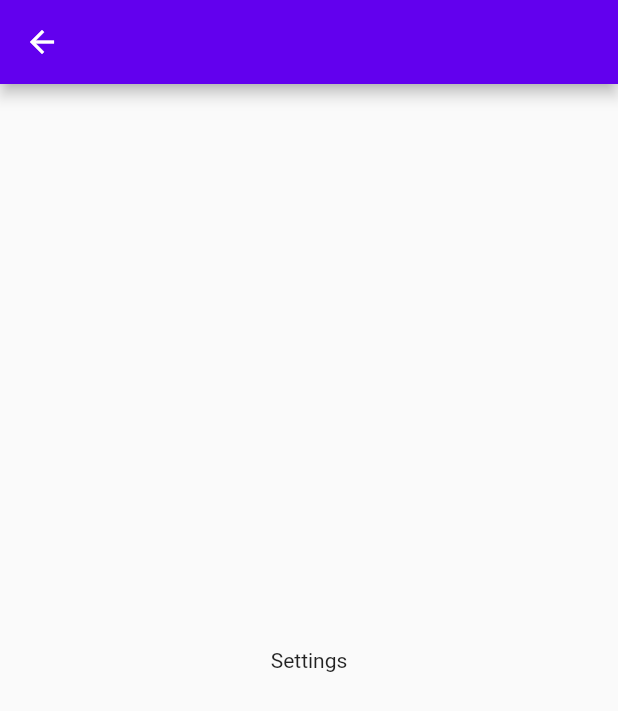
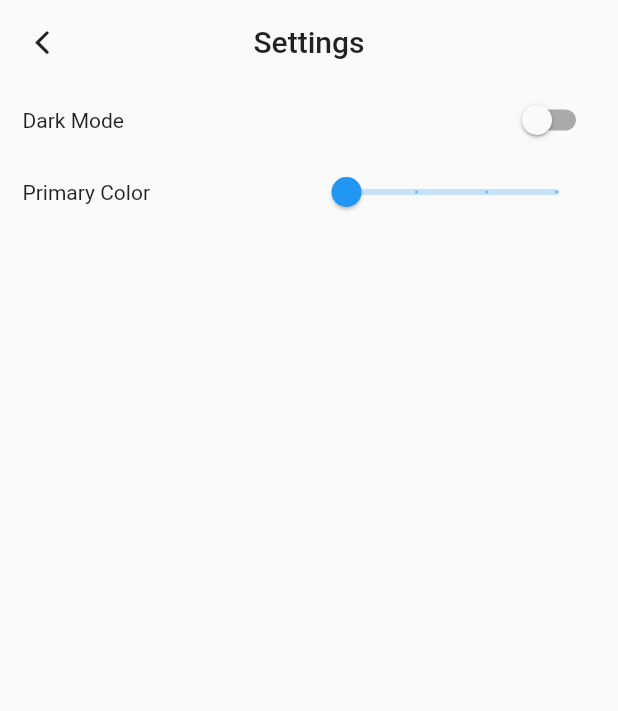
Before and after one commit to MatthieuNadeau96/flow_time_2, a Flutter app: the screen it shows after launch, after a tap on the "play arrow" icon, after a tap on the "settings" icon, on a phone screen of 412 x 824 dp. Shown: the top 711 px of the screen. Run offline on Flutter 3.47's test engine with Material 2 defaults, Android fonts, the phone set to English and light mode, and no system bars; our stand-ins replace bloc, equatable, flutter_bloc, liquid_progress_indicator, rxdart, shared_preferences.

Commit message:
Add SharedPreferences for SettingsScreen

```diff
--- /dev/null
+++ b/lib/bloc/preference/preference_bloc.dart
@@ -0,0 +1,65 @@
+import 'package:flow_time_2/models/color.dart';
+import 'package:flutter/material.dart';
+import 'package:rxdart/rxdart.dart';
+import 'package:shared_preferences/shared_preferences.dart';
+
+class PreferenceBloc {
+  final _brightness = BehaviorSubject<Brightness>();
+  final _primaryColor = BehaviorSubject<ColorModel>();
+  final _colors = [
+    ColorModel(index: 0.0, color: Colors.blue, name: 'Blue'),
+    ColorModel(index: 1.0, color: Colors.green, name: 'Green'),
+    ColorModel(index: 2.0, color: Colors.red, name: 'Red'),
+    ColorModel(index: 3.0, color: Colors.purple, name: 'Purple'),
+  ];
+
+  // Getters
+  Stream<Brightness> get brightness => _brightness.stream;
+  Stream<ColorModel> get primaryColor => _primaryColor.stream;
+
+  // Setters
+  Function(Brightness) get changeBrightness => _brightness.sink.add;
+  Function(ColorModel) get changePrimaryColor => _primaryColor.sink.add;
+
+  indexToPrimaryColor(double index) {
+    return _colors.firstWhere((e) => e.index == index);
+  }
+
+  savePreferences() async {
+    SharedPreferences prefs = await SharedPreferences.getInstance();
+    if (_brightness.value == Brightness.light) {
+      await prefs.setBool('dark', false);
+    } else {
+      await prefs.setBool('dark', true);
+    }
+
+    await prefs.setDouble('colorIndex', _primaryColor.value.index);
+  }
+
+  loadPreferences() async {
+    SharedPreferences prefs = await SharedPreferences.getInstance();
+    bool? darkMode = prefs.getBool('dark');
+    double? colorIndex = prefs.getDouble('colorIndex');
+
+    if (darkMode != null) {
+      (darkMode == false)
+          ? changeBrightness(Brightness.light)
+          : changeBrightness(Brightness.dark);
+    } else {
+      changeBrightness(Brightness.light);
+    }
+
+    if (colorIndex != null) {
+      changePrimaryColor(indexToPrimaryColor(colorIndex));
+    } else {
+      changePrimaryColor(
+        ColorModel(index: 0.0, color: Colors.blue, name: 'Blue'),
+      );
+    }
+  }
+
+  dispose() {
+    _primaryColor.close();
+    _brightness.close();
+  }
+}
--- a/lib/main.dart
+++ b/lib/main.dart
@@ -1,6 +1,9 @@
+import 'package:flow_time_2/models/color.dart';
+import 'package:flow_time_2/provider/preference_provider.dart';
 import 'package:flow_time_2/screens/settings_screen.dart';
 import 'package:flow_time_2/screens/timer_screen.dart';
 import 'package:flutter/material.dart';
+import 'package:provider/provider.dart';
 
 void main() {
   runApp(const MyApp());
@@ -11,16 +14,35 @@ class MyApp extends StatelessWidget {
 
   @override
   Widget build(BuildContext context) {
+    return ChangeNotifierProvider(
+      create: (BuildContext context) => PreferenceProvider(),
+      child: Consumer<PreferenceProvider>(
+        builder: (context, provider, child) {
+          return StreamBuilder<Brightness>(
+              stream: provider.bloc.brightness,
+              builder: (context, snapshotBrightness) {
+                return StreamBuilder<ColorModel>(
+                    stream: provider.bloc.primaryColor,
+                    builder: (context, snapshotColor) {
+                      print("->> ${snapshotColor.data?.color}");
                       return MaterialApp(
                         title: 'Flow Time',
                         theme: ThemeData(
-          primaryColor: Colors.blue,
-          colorScheme: const ColorScheme.light(secondary: Colors.red),
+                          brightness:
+                              snapshotBrightness.data ?? Brightness.light,
+                          primaryColor:
+                              snapshotColor.data?.color ?? Colors.blue,
                         ),
                         // home: const TimerScreen(),
                         routes: {
                           '/': ((context) => const TimerScreen()),
                           '/settings': ((context) => const SettingsScreen()),
+                        },
+                      );
                     });
+              });
+        },
+      ),
+    );
   }
 }
--- /dev/null
+++ b/lib/models/color.dart
@@ -0,0 +1,9 @@
+import 'dart:ui';
+
+class ColorModel {
+  final double index;
+  final Color color;
+  final String name;
+
+  ColorModel({required this.index, required this.color, required this.name});
+}
--- /dev/null
+++ b/lib/provider/preference_provider.dart
@@ -0,0 +1,13 @@
+import 'package:flow_time_2/bloc/preference/preference_bloc.dart';
+import 'package:flutter/material.dart';
+
+class PreferenceProvider with ChangeNotifier {
+  late PreferenceBloc _bloc;
+
+  PreferenceProvider() {
+    _bloc = PreferenceBloc();
+    _bloc.loadPreferences();
+  }
+
+  PreferenceBloc get bloc => _bloc;
+}
--- a/lib/screens/settings_screen.dart
+++ b/lib/screens/settings_screen.dart
@@ -1,14 +1,95 @@
+import 'package:flow_time_2/models/color.dart';
+import 'package:flow_time_2/provider/preference_provider.dart';
+import 'package:flutter/cupertino.dart';
 import 'package:flutter/material.dart';
+import 'package:provider/provider.dart';
 
 class SettingsScreen extends StatelessWidget {
   const SettingsScreen({super.key});
 
   @override
   Widget build(BuildContext context) {
+    final bloc = Provider.of<PreferenceProvider>(context).bloc;
     return Scaffold(
-      appBar: AppBar(),
-      body: const Center(
-        child: Text('Settings'),
+      appBar: AppBar(
+        backgroundColor: Colors.transparent,
+        elevation: 0,
+        iconTheme: const IconThemeData(
+          color: Colors.black87,
+        ),
+        centerTitle: true,
+        title: const Text(
+          "Settings",
+          style: TextStyle(
+            color: Colors.black87,
+          ),
+        ),
+        leading: GestureDetector(
+          child: const Icon(CupertinoIcons.back),
+          onTap: () {
+            bloc.savePreferences();
+            Navigator.of(context).pop();
+          },
+        ),
+      ),
+      body: Padding(
+        padding: const EdgeInsets.symmetric(horizontal: 15.0),
+        child: Center(
+          child: ListView(
+            children: [
+              Row(
+                mainAxisAlignment: MainAxisAlignment.spaceBetween,
+                children: [
+                  const Text('Dark Mode'),
+                  StreamBuilder<Brightness>(
+                    stream: bloc.brightness,
+                    builder: (context, snapshot) {
+                      return Switch(
+                        value:
+                            (snapshot.data == Brightness.light) ? false : true,
+                        onChanged: (bool val) {
+                          if (val) {
+                            bloc.changeBrightness(Brightness.dark);
+                          } else {
+                            bloc.changeBrightness(Brightness.light);
+                          }
+                        },
+                      );
+                    },
+                  )
+                ],
+              ),
+              Row(
+                mainAxisAlignment: MainAxisAlignment.spaceBetween,
+                children: [
+                  const Text('Primary Color'),
+                  StreamBuilder<ColorModel>(
+                      stream: bloc.primaryColor,
+                      builder: (context, snapshot) {
+                        return Slider(
+                          value: snapshot.data?.index != null
+                              ? snapshot.data!.index
+                              : 0.0,
+                          min: 0.0,
+                          max: 3.0,
+                          divisions: 3,
+                          label: snapshot.data?.name != null
+                              ? snapshot.data!.name
+                              : "color",
+                          onChanged: (double val) {
+                            (val != null)
+                                ? bloc.changePrimaryColor(
+                                    bloc.indexToPrimaryColor(val),
+                                  )
+                                : null;
+                          },
+                        );
+                      })
+                ],
+              ),
+            ],
+          ),
+        ),
       ),
     );
   }
--- a/lib/screens/timer_screen.dart
+++ b/lib/screens/timer_screen.dart
@@ -2,7 +2,7 @@ import 'package:flow_time_2/widgets/action_buttons.dart';
 import 'package:flow_time_2/widgets/ticker.dart';
 import 'package:flow_time_2/widgets/timer_display.dart';
 import 'package:flutter/material.dart';
-import 'package:flow_time_2/bloc/timer_bloc.dart';
+import 'package:flow_time_2/bloc/timer/timer_bloc.dart';
 import 'package:flutter_bloc/flutter_bloc.dart';
 
 class TimerScreen extends StatefulWidget {
--- a/lib/widgets/action_buttons.dart
+++ b/lib/widgets/action_buttons.dart
@@ -1,4 +1,4 @@
-import 'package:flow_time_2/bloc/timer_bloc.dart';
+import 'package:flow_time_2/bloc/timer/timer_bloc.dart';
 import 'package:flow_time_2/widgets/circular_button.dart';
 import 'package:flutter/material.dart';
 import 'package:flutter_bloc/flutter_bloc.dart';
--- a/lib/widgets/timer_display.dart
+++ b/lib/widgets/timer_display.dart
@@ -1,4 +1,4 @@
-import 'package:flow_time_2/bloc/timer_bloc.dart';
+import 'package:flow_time_2/bloc/timer/timer_bloc.dart';
 import 'package:flutter/material.dart';
 import 'package:flutter_bloc/flutter_bloc.dart';
 import 'package:liquid_progress_indicator/liquid_progress_indicator.dart';
--- a/pubspec.yaml
+++ b/pubspec.yaml
@@ -13,6 +13,9 @@ dependencies:
   flutter_bloc: ^8.0.1
   cupertino_icons: ^1.0.2
   liquid_progress_indicator: ^0.4.0
+  rxdart: ^0.27.5
+  shared_preferences: ^2.0.15
+  provider: ^6.0.3
 
 dev_dependencies:
   flutter_test:
```
Also changed, not shown: lib/bloc/timer/timer_bloc.dart (renamed from lib/bloc/timer_bloc.dart), lib/bloc/timer/timer_event.dart (renamed from lib/bloc/timer_event.dart), lib/bloc/timer/timer_state.dart (renamed from lib/bloc/timer_state.dart), pubspec.lock, 1 other file. Lines whose indentation alone changed are shown as unchanged.
